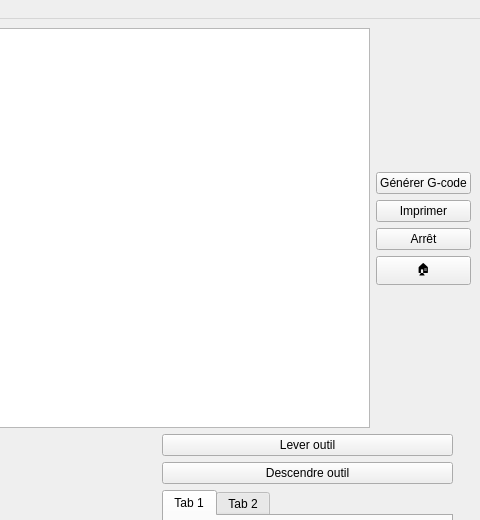
First picture: the form in Python/plasmarm.ui, repository lapm6225/PlasmArm, before the edit; both pictures show x 442 to 922 and y 0 to 520 of the 922 by 893 pixel window.
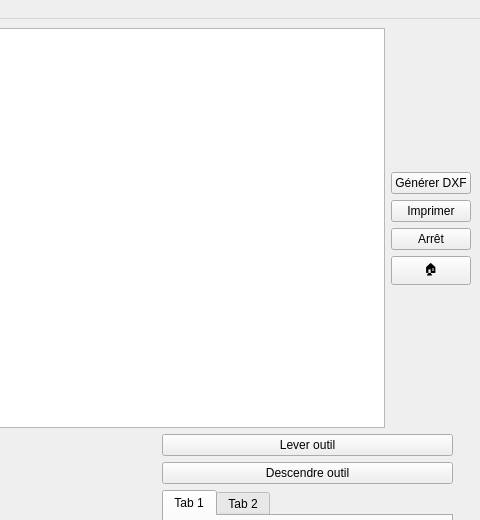
Second picture: the form after the edit.

```diff
--- a/Python/plasmarm.ui
+++ b/Python/plasmarm.ui
@@ -298,7 +298,7 @@
         <item>
          <widget class="QPushButton" name="pushButton_9">
           <property name="text">
-           <string>Générer G-code</string>
+           <string>Générer DXF</string>
           </property>
          </widget>
         </item>
```
Left out of the diff: 14 changed lines with no effect on the pictures.
